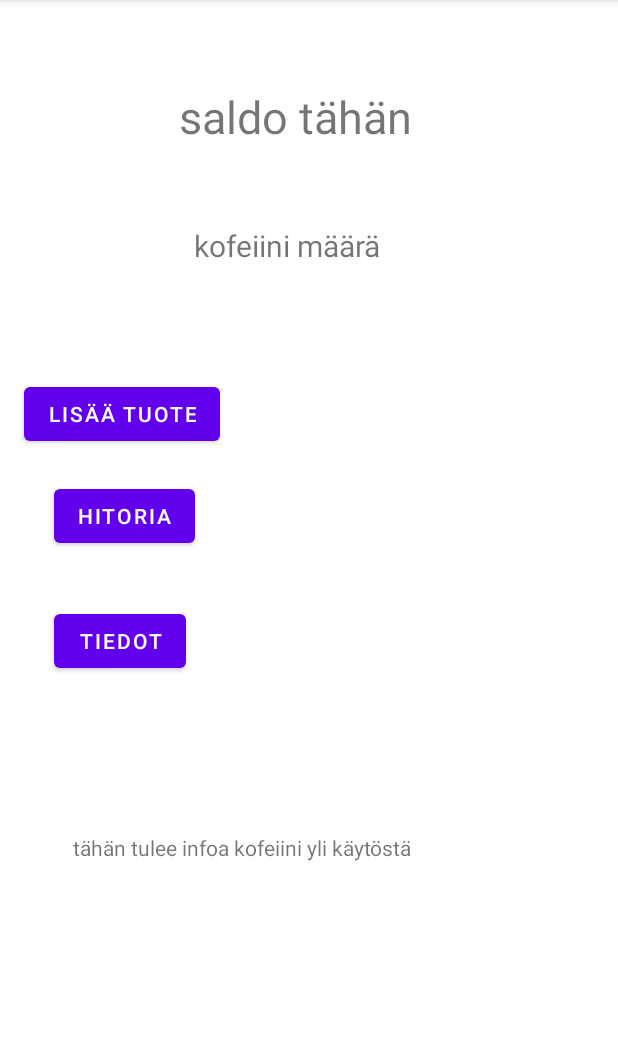
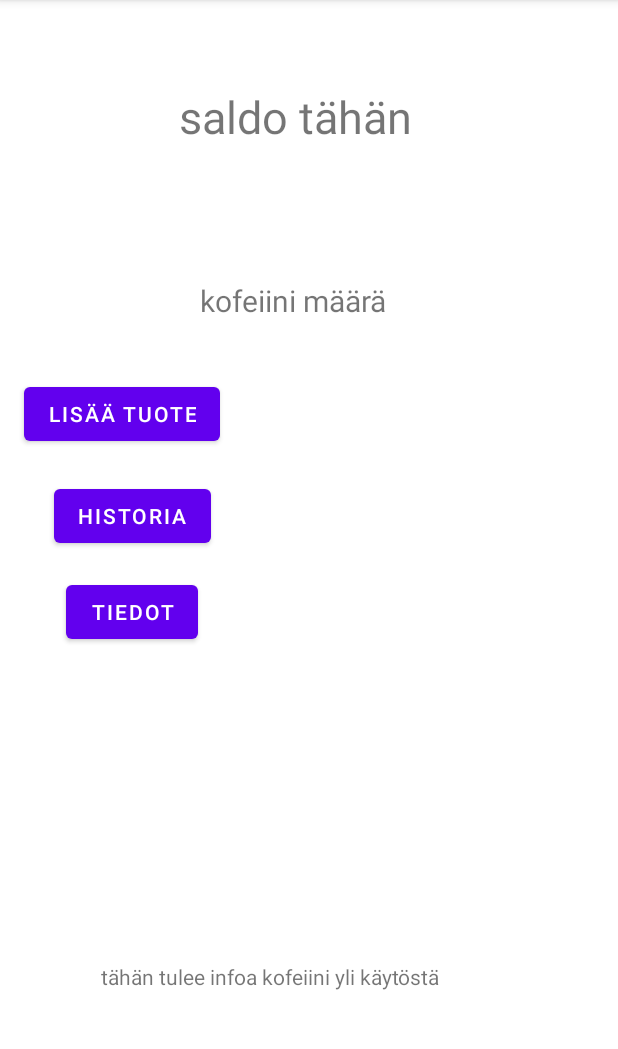
Before and after one commit to majim3/androiapp, an Android app: the screen it shows after launch (MainActivity), on a phone screen of 412 x 824 dp, the part 84-1133 px from its top. Run offline under Robolectric (Android 15) with nearby library versions, the phone set to English and light mode, and no system bars.

```diff
--- a/app/src/main/java/com/example/androiapp/MainActivity.java
+++ b/app/src/main/java/com/example/androiapp/MainActivity.java
@@ -13,6 +13,7 @@ public class MainActivity extends AppCompatActivity {
     private String[] faktoja;
     private Intent lisaysSivu;
     private Intent tietoSivu;
+    private Intent historiaSivu;
 
 
 
@@ -39,6 +40,12 @@ public class MainActivity extends AppCompatActivity {
    public void lisays(View v){
         lisaysSivu = new Intent(MainActivity.this, kofeiininLisays.class);
         startActivity(lisaysSivu);
+
+   }
+   public void historiaPainike(View view){
+        historiaSivu = new Intent(MainActivity.this, Historia.class);
+        startActivity(historiaSivu);
+
    }
 
    public void tietoNappi(View v){
--- a/app/src/main/res/layout/activity_main.xml
+++ b/app/src/main/res/layout/activity_main.xml
@@ -4,7 +4,6 @@
     xmlns:tools="http://schemas.android.com/tools"
     android:layout_width="match_parent"
     android:layout_height="match_parent"
-    android:onClick="faktaText"
     tools:context=".MainActivity"
     tools:ignore="OnClick">
 
@@ -24,9 +23,8 @@
 
     <TextView
         android:id="@+id/faktaText"
-        android:layout_width="312dp"
-        android:layout_height="0dp"
-        android:layout_marginBottom="52dp"
+        android:layout_width="269dp"
+        android:layout_height="108dp"
         android:ems="10"
         android:gravity="start|top"
         android:inputType="textMultiLine"
@@ -34,10 +32,10 @@
         android:text="tähän tulee infoa kofeiini yli käytöstä"
         app:layout_constraintBottom_toBottomOf="parent"
         app:layout_constraintEnd_toEndOf="parent"
-        app:layout_constraintHorizontal_bias="0.484"
+        app:layout_constraintHorizontal_bias="0.473"
         app:layout_constraintStart_toStartOf="parent"
-        app:layout_constraintTop_toBottomOf="@+id/textView4"
-        app:layout_constraintVertical_bias="1.0" />
+        app:layout_constraintTop_toTopOf="parent"
+        app:layout_constraintVertical_bias="0.972" />
 
     <Button
 
@@ -47,7 +45,7 @@
         android:layout_marginStart="36dp"
         android:layout_marginTop="320dp"
         android:onClick="historiaPainike"
-        android:text="Hitoria"
+        android:text="Historia"
         app:layout_constraintStart_toStartOf="parent"
         app:layout_constraintTop_toTopOf="parent" />
 
@@ -66,21 +64,20 @@
         android:id="@+id/textView4"
         android:layout_width="wrap_content"
         android:layout_height="wrap_content"
-        android:layout_marginStart="16dp"
-        android:layout_marginTop="150dp"
-        android:layout_marginBottom="378dp"
+        android:layout_marginStart="20dp"
         android:text="kofeiini määrä"
         android:textSize="20sp"
-        app:layout_constraintBottom_toTopOf="@+id/faktaText"
+        app:layout_constraintBottom_toBottomOf="parent"
         app:layout_constraintStart_toStartOf="@+id/saldo"
-        app:layout_constraintTop_toTopOf="parent" />
+        app:layout_constraintTop_toTopOf="parent"
+        app:layout_constraintVertical_bias="0.252" />
 
     <Button
         android:id="@+id/button2"
         android:layout_width="wrap_content"
         android:layout_height="wrap_content"
-        android:layout_marginStart="36dp"
-        android:layout_marginTop="35dp"
+        android:layout_marginStart="44dp"
+        android:layout_marginTop="16dp"
         android:onClick="tietoNappi"
         android:text="Tiedot"
         app:layout_constraintStart_toStartOf="parent"
```
